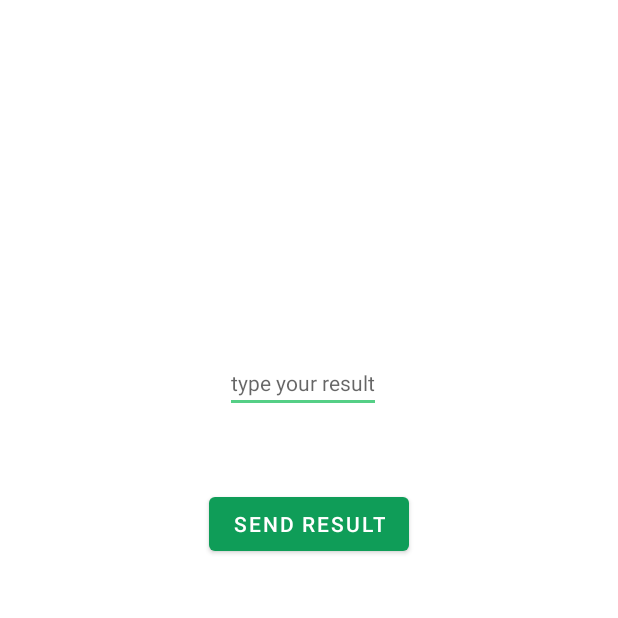
After one commit to zahra-Shabankhah/modern-UI, an Android app: the IntentForResultExampleActivity screen opened directly, with no data from a screen before it, on a phone screen of 412 x 824 dp, the top half of it. The commit adds this screen. Run offline under Robolectric (Android 15) with nearby library versions, the phone set to English and light mode, and no system bars.

Commit message:
9,December . last edit

```diff
--- /dev/null
+++ b/app/src/main/java/com/example/modernui/Constants.kt
@@ -0,0 +1,5 @@
+package com.example.modernui
+
+object Constants{
+    const val MENTOR_NAME = "mentor"
+}
--- /dev/null
+++ b/app/src/main/java/com/example/modernui/IntentForResultExampleActivity.kt
@@ -0,0 +1,25 @@
+package com.example.modernui
+
+import android.app.Activity
+import android.content.Intent
+import androidx.appcompat.app.AppCompatActivity
+import android.os.Bundle
+import com.example.modernui.databinding.ActivityIntentForResultExampleBinding
+
+class IntentForResultExampleActivity : AppCompatActivity() {
+    lateinit var binding: ActivityIntentForResultExampleBinding
+    override fun onCreate(savedInstanceState: Bundle?) {
+        super.onCreate(savedInstanceState)
+
+        binding = ActivityIntentForResultExampleBinding.inflate(layoutInflater)
+        setContentView(binding.root)
+         binding.btn.setOnClickListener {
+             val intent = Intent()
+             val message = binding.etResult.text.toString()
+             intent.putExtra("message",message)
+             setResult(Activity.RESULT_OK, intent)
+             finish()
+         }
+
+    }
+}
--- /dev/null
+++ b/app/src/main/res/layout/activity_intent_for_result_example.xml
@@ -0,0 +1,38 @@
+<?xml version="1.0" encoding="utf-8"?>
+<androidx.constraintlayout.widget.ConstraintLayout xmlns:android="http://schemas.android.com/apk/res/android"
+    xmlns:app="http://schemas.android.com/apk/res-auto"
+    xmlns:tools="http://schemas.android.com/tools"
+    android:layout_width="match_parent"
+    android:layout_height="match_parent"
+    tools:context=".IntentForResultExampleActivity">
+
+
+    <androidx.appcompat.widget.AppCompatEditText
+        android:id="@+id/etResult"
+        android:layout_width="wrap_content"
+        android:layout_height="wrap_content"
+        android:hint="type your result"
+        android:textColor="@color/green_500"
+        android:inputType="textPersonName"
+        android:textSize="14sp"
+        app:layout_constraintBottom_toBottomOf="parent"
+        app:layout_constraintHorizontal_bias="0.488"
+        app:layout_constraintLeft_toLeftOf="parent"
+        app:layout_constraintRight_toRightOf="parent"
+        app:layout_constraintTop_toTopOf="parent"
+        app:layout_constraintVertical_bias="0.3" />
+
+    <com.google.android.material.button.MaterialButton
+        android:id="@+id/btn"
+        android:layout_width="wrap_content"
+        android:layout_height="wrap_content"
+        app:layout_constraintTop_toBottomOf="@+id/etResult"
+        app:layout_constraintLeft_toLeftOf="parent"
+        app:layout_constraintRight_toRightOf="parent"
+        app:layout_constraintHorizontal_bias="0.5"
+        android:layout_marginTop="50dp"
+        android:text="send result"/>
+
+
+
+</androidx.constraintlayout.widget.ConstraintLayout>
--- a/build.gradle
+++ b/build.gradle
@@ -7,7 +7,7 @@ buildscript {
     }
     dependencies {
         classpath "com.android.tools.build:gradle:4.2.1"
-        classpath "org.jetbrains.kotlin:kotlin-gradle-plugin:$kotlin_version"
+        classpath "org.jetbrains.kotlin:kotlin-gradle-plugin:1.6.0"
 
         // NOTE: Do not place your application dependencies here; they belong
         // in the individual module build.gradle files
```
Also changed, not shown: app/src/main/AndroidManifest.xml (+24 -3 lines), app/src/main/java/com/example/modernui/DashboardActivity.kt (+16 -8 lines), app/src/main/java/com/example/modernui/ImplicitIntent.kt (added, +59 -0 lines), app/src/main/java/com/example/modernui/IntentExampleActivity.kt (added, +42 -0 lines), app/src/main/java/com/example/modernui/LifeCycleActivity.kt (added, +48 -0 lines), app/src/main/java/com/example/modernui/MainActivity.kt (deleted, +0 -11 lines), app/src/main/res/layout/activity_dashboard.xml (+8 -6 lines), app/src/main/res/layout/activity_implicit_intent.xml (added, +42 -0 lines), app/src/main/res/layout/activity_intent_example.xml (renamed from app/src/main/res/layout/activity_main.xml, +30 -5 lines), app/src/main/res/layout/activity_life_cycle.xml (added, +9 -0 lines).
